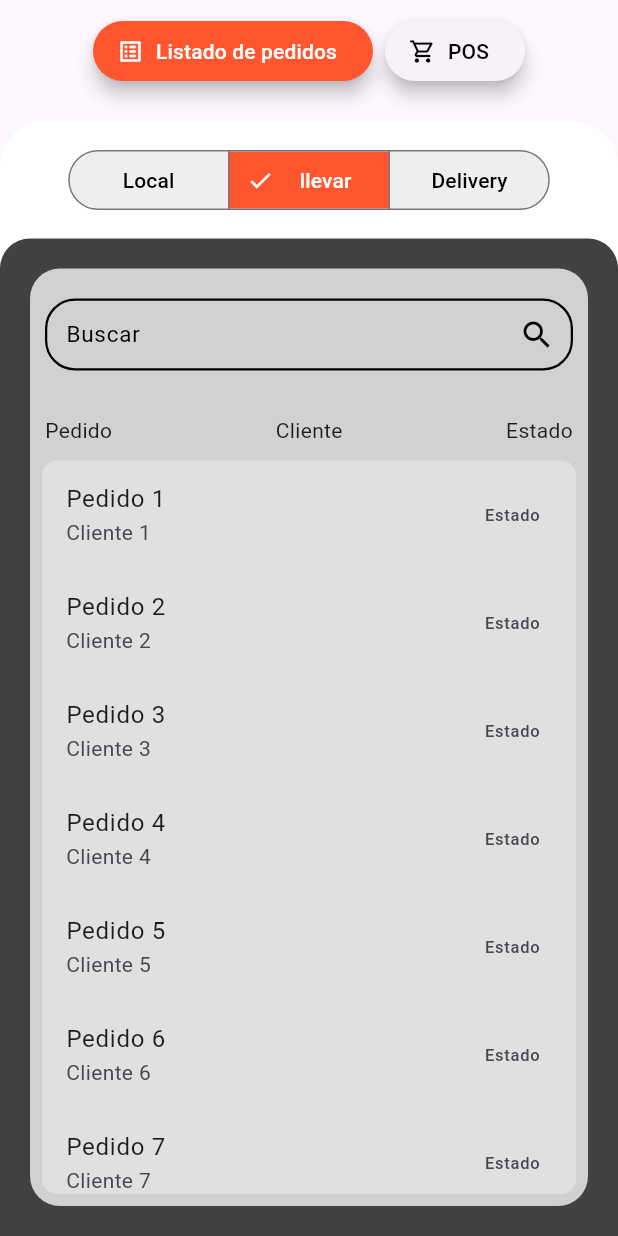
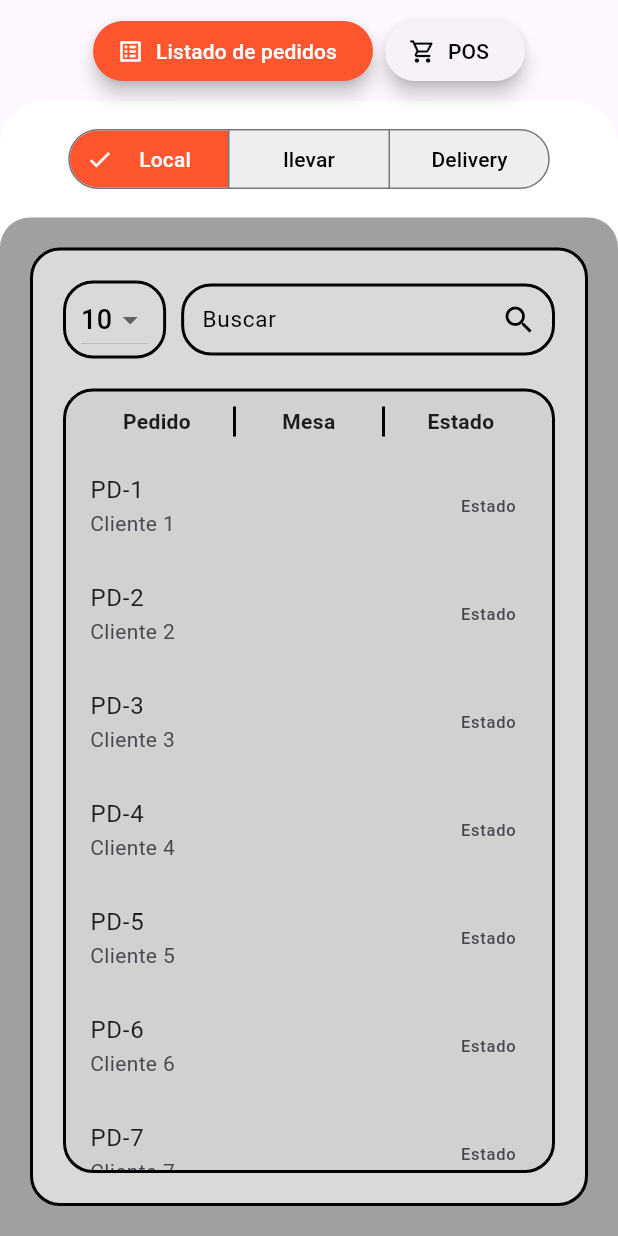
Before and after one commit to JosueRamirezH01/AppNakamuraFood, a Flutter app: the HomePage screen opened by its route, on a phone screen of 412 x 824 dp. Run offline on Flutter 3.47's test engine with Material 3 defaults, Android fonts, the phone set to English and light mode, and no system bars; our stand-ins replace fluttertoast, modal_bottom_sheet; missing offline and left inert: mysql1.

Commit message:
Home ->  agregue boton de listado por cantidad, estado de optbar, bottomsheet

```diff
--- a/lib/home/home_page.dart
+++ b/lib/home/home_page.dart
@@ -1,4 +1,5 @@
 import 'package:flutter/material.dart';
+import 'package:modal_bottom_sheet/modal_bottom_sheet.dart';
 
 const List<Widget> options = <Widget>[
   Text('Listado de pedidos'),
@@ -12,23 +13,33 @@ class HomePage extends StatefulWidget {
   State<HomePage> createState() => _HomePageState();
 }
 
-enum Calendar { day, week, month, year }
+
+enum SubOptTypes {
+  local,
+  llevar,
+  delivery,
+}
 
 class _HomePageState extends State<HomePage> with TickerProviderStateMixin {
+
   late TabController _tabController;
   int _selectedIndex = 0;
+  late int _listSize;
+  late SubOptTypes _subOptType;
 
-  Calendar calendarView = Calendar.week;
   static const List<Tab> myTabs = <Tab>[
     Tab(text: 'PISO 1'),
     Tab(text: 'PISO 2'),
+  ];
 
-  ];
+
   @override
   void initState() {
     super.initState();
     _tabController = TabController(length: 2, vsync: this);
     _tabController.addListener(_handleTabSelection);
+    _listSize = 10;
+    _subOptType = SubOptTypes.local;
   }
 
   @override
@@ -36,23 +47,37 @@ class _HomePageState extends State<HomePage> with TickerProviderStateMixin {
     _tabController.dispose();
     super.dispose();
   }
+
   void _handleTabSelection() {
     setState(() {
       _selectedIndex = _tabController.index;
     });
   }
 
+  void _updateListSize(int? newValue) {
+    if (newValue != null) {
+      setState(() {
+        _listSize =
+            newValue; // Actualiza el tamaño de la lista con el nuevo valor seleccionado
+      });
+    }
+  }
+
+  void _updateSubOptTypes(SubOptTypes newValue) {
+    setState(() {
+      _subOptType = newValue;
+    });
+  }
 
   static final ButtonStyle elevatedButtonStyle = ElevatedButton.styleFrom(
-    foregroundColor: const Color(0xFF000000),
-    elevation: 5
-  );
+      foregroundColor: const Color(0xFF000000), elevation: 5);
   static final ButtonStyle selectedButtonStyle = ElevatedButton.styleFrom(
-    backgroundColor: const Color(0xFFFF562F), // Cambia el color de fondo cuando está seleccionado
-    foregroundColor: Colors.white, // Cambia el color del texto cuando está seleccionado
+      backgroundColor: const Color(
+          0xFFFF562F), // Cambia el color de fondo cuando está seleccionado
+      foregroundColor:
+          Colors.white, // Cambia el color del texto cuando está seleccionado
       elevation: 5,
-      animationDuration: Duration(milliseconds: 1000)
-  );
+      animationDuration: const Duration(milliseconds: 1000));
 
   @override
   Widget build(BuildContext context) {
@@ -71,9 +96,11 @@ class _HomePageState extends State<HomePage> with TickerProviderStateMixin {
                       _tabController.animateTo(0);
                     });
                   },
-                  icon: Icon(Icons.list_alt_rounded),
+                  icon: const Icon(Icons.list_alt_rounded),
                   label: const Text('Listado de pedidos'),
-                  style: _selectedIndex == 0 ? selectedButtonStyle : elevatedButtonStyle,
+                  style: _selectedIndex == 0
+                      ? selectedButtonStyle
+                      : elevatedButtonStyle,
                 ),
                 ElevatedButton.icon(
                   onPressed: () {
@@ -82,16 +109,18 @@ class _HomePageState extends State<HomePage> with TickerProviderStateMixin {
                       _tabController.animateTo(1);
                     });
                   },
-                  icon: Icon(Icons.shopping_cart_outlined),
+                  icon: const Icon(Icons.shopping_cart_outlined),
                   label: const Text('POS'),
-                  style: _selectedIndex == 1 ? selectedButtonStyle : elevatedButtonStyle,
+                  style: _selectedIndex == 1
+                      ? selectedButtonStyle
+                      : elevatedButtonStyle,
                 ),
               ],
             ),
           ),
         ),
         body: Container(
-          margin: EdgeInsets.only(top: 15),
+          margin: const EdgeInsets.only(top: 1),
           child: ClipRRect(
               borderRadius: const BorderRadius.only(
                   topLeft: Radius.circular(30), topRight: Radius.circular(30)),
@@ -107,11 +136,11 @@ class _HomePageState extends State<HomePage> with TickerProviderStateMixin {
                         child: Column(
                           children: [
                             Container(
+                              margin: const EdgeInsets.all(15),
                               child: subopt(),
-                              margin: const EdgeInsets.all(15),
                             ),
                             Expanded(
-                              child: pedidosList(),
+                              child: mainListado(),
                             ),
                           ],
                         ),
@@ -140,7 +169,8 @@ class _HomePageState extends State<HomePage> with TickerProviderStateMixin {
                                             dividerColor: Colors.orange,
                                             indicatorColor: Colors.orange,
                                             labelColor: Colors.orange,
-                                            labelPadding: EdgeInsets.only(left: 12),
+                                            labelPadding:
+                                                EdgeInsets.only(left: 12),
                                             labelStyle: TextStyle(fontSize: 16),
                                           ),
                                         ),
@@ -152,8 +182,10 @@ class _HomePageState extends State<HomePage> with TickerProviderStateMixin {
                                       child: TabBarView(
                                         children: myTabs.map((Tab tab) {
                                           return GridView.builder(
-                                            padding: const EdgeInsets.symmetric(horizontal: 10, vertical: 10),
-                                            gridDelegate: const SliverGridDelegateWithFixedCrossAxisCount(
+                                            padding: const EdgeInsets.symmetric(
+                                                horizontal: 10, vertical: 10),
+                                            gridDelegate:
+                                                const SliverGridDelegateWithFixedCrossAxisCount(
                                               crossAxisCount: 2,
                                               childAspectRatio: 0.7,
                                             ),
@@ -175,37 +207,85 @@ class _HomePageState extends State<HomePage> with TickerProviderStateMixin {
                     ),
                   ],
                 ),
-              )
-          ),
-        )
-    );
+              )),
+        ));
   }
 
   Widget _textFieldSearch() {
     return Container(
-      margin: const EdgeInsets.symmetric(horizontal: 10),
-      child: Container(
-        margin: const EdgeInsets.only(top: 20, bottom: 20),
+      margin: const EdgeInsets.only(top: 20, left: 20, right: 20),
+      child: Row(
+        children: [
+          Container(
+            decoration: BoxDecoration(
+                border: Border.all(width: 2),
+                borderRadius: const BorderRadius.all(Radius.circular(20))),
+            child: Padding(
+              padding: const EdgeInsets.only(right: 10, left: 10),
+              child: DropdownButton<int>(
+                value: _listSize,
+                onChanged: _updateListSize,
+                dropdownColor: const Color(0xFFD9D9D9),
+                borderRadius: const BorderRadius.all(Radius.circular(20)),
+                selectedItemBuilder: (BuildContext context) {
+                  return <int>[10, 20, 50].map<Widget>((int value) {
+                    return Center(
+                      child: Text(
+                        '$value',
+                        style: const TextStyle(
+                          fontSize: 18,
+                          color: Colors.black,
+                        ),
+                      ),
+                    );
+                  }).toList();
+                },
+                items: const <DropdownMenuItem<int>>[
+                  DropdownMenuItem<int>(
+                    value: 10,
+                    child: Text('10'),
+                  ),
+                  DropdownMenuItem<int>(
+                    value: 20,
+                    child: Text('20'),
+                  ),
+                  DropdownMenuItem<int>(
+                    value: 50,
+                    child: Text('50'),
+                  ),
+                ],
+              ),
+            ),
+          ),
+          const SizedBox(width: 10),
+          Expanded(
             child: TextField(
               decoration: InputDecoration(
-
                 hintText: 'Buscar',
                 suffixIcon: const Icon(Icons.search, color: Color(0xFF000000)),
-              hintStyle: const TextStyle(fontSize: 15, color: Color(0xFF000000)),
+                hintStyle:
+                    const TextStyle(fontSize: 15, color: Color(0xFF000000)),
                 enabledBorder: OutlineInputBorder(
                   borderRadius: BorderRadius.circular(20),
-                  borderSide: const BorderSide(color: Color(0xFF000000), width: 1.5)),
+                  borderSide:
+                      const BorderSide(color: Color(0xFF000000), width: 2),
+                ),
                 focusedBorder: OutlineInputBorder(
                   borderRadius: BorderRadius.circular(20),
-                  borderSide: const BorderSide(color: Color(0xFF000000), width: 1.5)),
-              contentPadding: const EdgeInsets.all(10)),
+                  borderSide:
+                      const BorderSide(color: Color(0xFF000000), width: 2),
                 ),
+                contentPadding: const EdgeInsets.all(10),
+              ),
+            ),
+          ),
+        ],
       ),
     );
   }
 
   Widget subopt() {
-    return SegmentedButton<Calendar>(
+    return SegmentedButton<SubOptTypes>(
       style: SegmentedButton.styleFrom(
         backgroundColor: Colors.grey[200],
         foregroundColor: const Color(0xFF000000),
@@ -216,84 +296,136 @@ class _HomePageState extends State<HomePage> with TickerProviderStateMixin {
           side: const BorderSide(color: Color(0xFF000000), width: 2),
         ),
       ),
-
-      segments: const <ButtonSegment<Calendar>>[
-        ButtonSegment<Calendar>(
-          value: Calendar.day,
+      segments: const <ButtonSegment<SubOptTypes>>[
+        ButtonSegment<SubOptTypes>(
+          value: SubOptTypes.local,
           label: SizedBox(
             width: 53,
-          child: Center(child: Text('Local')
+            child: Center(child: Text('Local')),
           ),
         ),
-        ),
-        ButtonSegment<Calendar>(
-          value: Calendar.week,
+        ButtonSegment<SubOptTypes>(
+          value: SubOptTypes.llevar,
           label: SizedBox(
             width: 53,
             child: Center(child: Text('llevar')),
           ),
         ),
-        ButtonSegment<Calendar>(
-          value: Calendar.month,
+        ButtonSegment<SubOptTypes>(
+          value: SubOptTypes.delivery,
           label: SizedBox(
             width: 53,
             child: Center(child: Text('Delivery')),
           ),
         ),
       ],
-      selected: <Calendar>{calendarView},
-      onSelectionChanged: (Set<Calendar> newSelection) {
+      selected: {_subOptType}, // Corregir _subOptTypes a _subOptType
+      onSelectionChanged: (Set<SubOptTypes> newSelection) { // Acepta un conjunto de valores
         setState(() {
-          calendarView = newSelection.first;
+          _subOptType = newSelection.first;
         });
       },
     );
   }
 
-  Widget pedidosList() {
+  Widget mainListado() {
     return Container(
       decoration: const BoxDecoration(
-        color: const Color(0xFF414141),
-        borderRadius: BorderRadius.only(topLeft: Radius.circular(20), topRight: Radius.circular(20)),
+        color: Color.fromRGBO(65, 65, 65, 0.5),
+        borderRadius: BorderRadius.only(
+            topLeft: Radius.circular(20), topRight: Radius.circular(20)),
       ),
       child: Padding(
         padding: const EdgeInsets.all(20),
         child: Container(
           decoration: BoxDecoration(
             borderRadius: BorderRadius.circular(20),
+            border: Border.all(width: 2),
+            color: const Color(0xFFD9D9D9),
+          ),
+          child: Column(
+            crossAxisAlignment: CrossAxisAlignment.start,
+            children: [_textFieldSearch(), pedidosList()],
+          ),
+        ),
+      ),
+    );
+  }
+
+  Widget pedidosList() {
+    String buttonText = 'Cliente';
+
+    if (_subOptType == SubOptTypes.local) {
+      buttonText = 'Mesa'; // Si _subOptType es 'local', el texto cambia a 'Mesa'
+    }
+
+    return Expanded(
+      child: Container(
+        margin: const EdgeInsets.only(top: 20, left: 20, right: 20, bottom: 20),
+        decoration: BoxDecoration(
+          border: Border.all(width: 2),
+          borderRadius: BorderRadius.circular(20),
           color: const Color(0xFFD1D1D1),
         ),
         child: Column(
-            crossAxisAlignment: CrossAxisAlignment.start,
+          crossAxisAlignment: CrossAxisAlignment.stretch,
           children: [
-              _textFieldSearch(),
-              const Padding(
-                padding: EdgeInsets.all(10),
+            Padding(
+              padding: const EdgeInsets.all(10),
               child: Row(
                 mainAxisAlignment: MainAxisAlignment.spaceBetween,
                 children: [
-                    Text('Pedido'),
-                    Text('Cliente'),
-                    Text('Estado'),
+                  Expanded(
+                    child: Container(
+                      alignment: Alignment.center,
+                      child: const Text(
+                        'Pedido',
+                        textAlign: TextAlign.center,
+                        style: TextStyle(fontWeight: FontWeight.w600),
+                      ),
+                    ),
+                  ),
+                  Expanded(
+                    child: Container(
+                      alignment: Alignment.center,
+                      decoration: const BoxDecoration(
+                        border: Border(
+                          left: BorderSide(width: 2),
+                          right: BorderSide(width: 2),
+                        ),
+                      ),
+                      child:  Text(
+                        buttonText,
+                        textAlign: TextAlign.center,
+                        style: TextStyle(fontWeight: FontWeight.w600),
+                      ),
+                    ),
+                  ),
+                  Expanded(
+                    child: Container(
+                      alignment: Alignment.center,
+                      child:  const Text(
+                        'Estado',
+                        textAlign: TextAlign.center,
+                        style: TextStyle(fontWeight: FontWeight.w600),
+                      ),
+                    ),
+                  ),
                 ],
               ),
             ),
             Expanded(
               child: Container(
-                  margin: const EdgeInsets.fromLTRB(8.0, 0, 8.0, 8.0),
-                  decoration: BoxDecoration(
-                    color: Colors.grey[300],
-                    borderRadius: BorderRadius.circular(10),
-                  ),
+                decoration: const BoxDecoration(),
                 child: ListView.builder(
-                    itemCount: 10,
+                  itemCount: _listSize,
                   itemBuilder: (context, index) {
                     return ListTile(
-                        title: Text('Pedido ${index + 1}'),
+                      title: Text('PD-${index + 1}'),
                       subtitle: Text('Cliente ${index + 1}'),
                       trailing: const Text('Estado'),
                       onTap: () {
-                          // Lógica cuando se toca un pedido
+                        pedido();
                       },
                     );
                   },
@@ -303,7 +435,21 @@ class _HomePageState extends State<HomePage> with TickerProviderStateMixin {
           ],
         ),
       ),
+    );
+  }
+
+  Future pedido(){
+    return showCupertinoModalBottomSheet(
+      barrierColor: Colors.transparent,
+      context: context,
+      builder: (BuildContext context) {
+        return SingleChildScrollView(
+          child: SizedBox(
+            height: MediaQuery.of(context).size.height * 0.6,
+            child:  Text('hola'),
           ),
+        );
+      },
     );
   }
 
@@ -317,32 +463,31 @@ class _HomePageState extends State<HomePage> with TickerProviderStateMixin {
           margin: const EdgeInsets.all(10),
           color: const Color(0xFF8EFF72),
           elevation: 3.0,
-          shape: RoundedRectangleBorder(
-              borderRadius: BorderRadius.circular(15)
-          ),
+          shape:
+              RoundedRectangleBorder(borderRadius: BorderRadius.circular(15)),
           child: Stack(
             children: [
               Column(
                 crossAxisAlignment: CrossAxisAlignment.start,
                 children: [
-                  const SizedBox(height: 10,),
+                  const SizedBox(
+                    height: 10,
+                  ),
                   Container(
                     margin: const EdgeInsets.only(left: 10),
                     height: 40,
-                    child:  const Text(
+                    child: const Text(
                       'MESA 1',
                       overflow: TextOverflow.ellipsis,
-                      style: TextStyle(
-                          fontSize: 15,
-                          fontWeight: FontWeight.bold
-                      ),
+                      style:
+                          TextStyle(fontSize: 15, fontWeight: FontWeight.bold),
                     ),
                   ),
                   Container(
                     height: MediaQuery.of(context).size.height * 0.18,
                     width: MediaQuery.of(context).size.width,
                     padding: const EdgeInsets.only(left: 10, right: 10),
-                    child:  const Padding(
+                    child: const Padding(
                       padding: EdgeInsets.all(15.0),
                       child: FadeInImage(
                         image: AssetImage('assets/img/Vector.png'),
@@ -354,12 +499,10 @@ class _HomePageState extends State<HomePage> with TickerProviderStateMixin {
                     ),
                   ),
                   const Center(
-                    child:  Text(
+                    child: Text(
                       'Disponible',
-                      style: TextStyle(
-                          fontSize: 18,
-                          fontWeight: FontWeight.bold
-                      ),
+                      style:
+                          TextStyle(fontSize: 18, fontWeight: FontWeight.bold),
                     ),
                   ),
                 ],
@@ -380,5 +523,4 @@ class _HomePageState extends State<HomePage> with TickerProviderStateMixin {
       ),
     );
   }
-
 }
```
Lines whose indentation alone changed are shown as unchanged.
